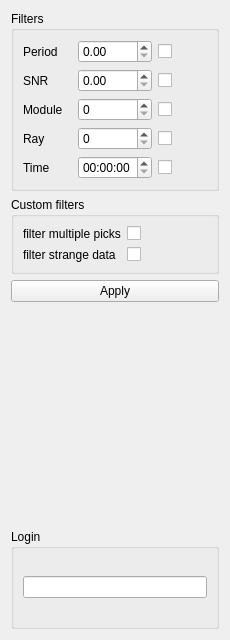
First picture: the form in src/analytics.ui, repository vtyulb/BSA-Analytics, before the edit.
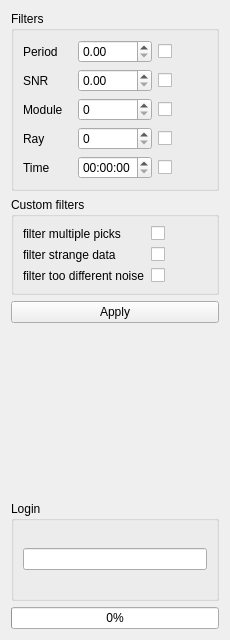
Second picture: the form after the edit.

Commit message: different noise filter

Patch:
```diff
--- a/src/analytics.ui
+++ b/src/analytics.ui
@@ -155,6 +155,20 @@
           </property>
          </widget>
         </item>
+        <item row="2" column="0">
+         <widget class="QLabel" name="label_8">
+          <property name="text">
+           <string>filter too different noise</string>
+          </property>
+         </widget>
+        </item>
+        <item row="2" column="1">
+         <widget class="QCheckBox" name="differentNoise">
+          <property name="text">
+           <string/>
+          </property>
+         </widget>
+        </item>
        </layout>
       </item>
      </layout>
@@ -204,6 +218,13 @@
      </layout>
     </widget>
    </item>
+   <item>
+    <widget class="QProgressBar" name="progressBar">
+     <property name="value">
+      <number>0</number>
+     </property>
+    </widget>
+   </item>
   </layout>
  </widget>
  <resources/>
```
The commit also changes 2 other files.
